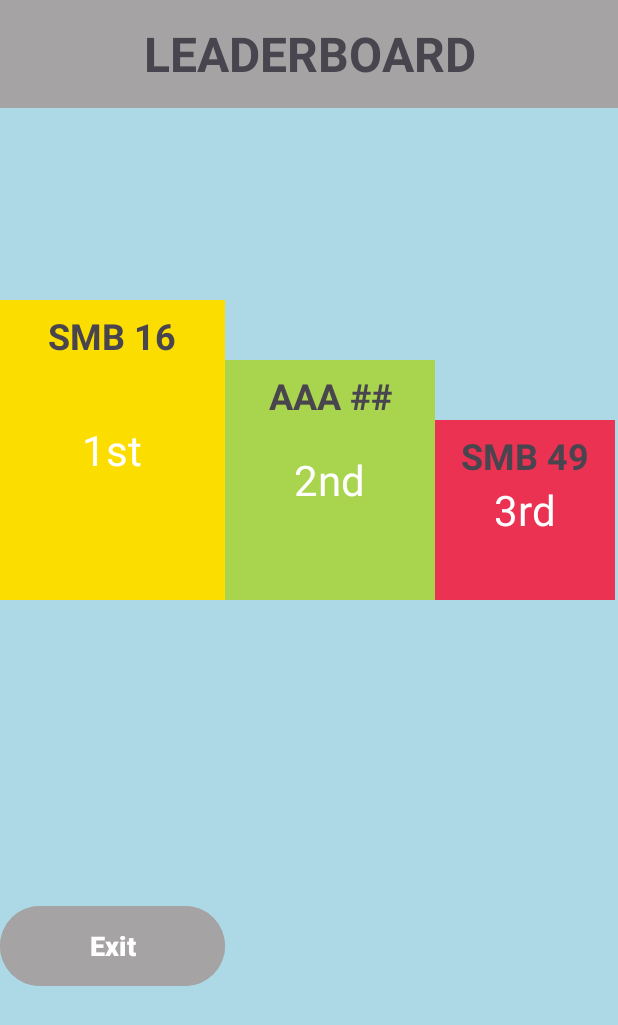
After one commit to seanb1526/Filler, an Android app: the Leaderboard screen opened directly, with no data from a screen before it, on a phone screen of 412 x 824 dp. The commit adds this screen. Shown: the top 1025 px of the screen. Run offline under Robolectric (Android 15) with nearby library versions, the phone set to English and light mode, and no system bars.

Commit message:
leaderboard

```diff
--- a/app/src/main/AndroidManifest.xml
+++ b/app/src/main/AndroidManifest.xml
@@ -12,6 +12,9 @@
         android:supportsRtl="true"
         android:theme="@style/Theme.Filler"
         tools:targetApi="31">
+        <activity
+            android:name=".Leaderboard"
+            android:exported="false" />
         <activity
             android:name=".GameEnd"
             android:exported="false" />
--- a/app/src/main/java/com/example/filler/DatabaseHelper.java
+++ b/app/src/main/java/com/example/filler/DatabaseHelper.java
@@ -6,6 +6,10 @@ import android.database.Cursor;
 import android.database.sqlite.SQLiteOpenHelper;
 import android.content.Context;
 import android.database.sqlite.SQLiteDatabase;
+
+import java.util.ArrayList;
+import java.util.List;
+
 public class DatabaseHelper extends SQLiteOpenHelper {
     String title;
     private static final String DB_NAME = "FillerDB"; // the name of our database
@@ -48,7 +52,27 @@ public class DatabaseHelper extends SQLiteOpenHelper {
         return data;
     }
 
+    public List<ScoreModel> getThreeLowestScores() {
+        List<ScoreModel> scores = new ArrayList<>();
 
+        SQLiteDatabase db = this.getReadableDatabase();
+        String query = "SELECT * FROM Filler ORDER BY Score ASC LIMIT 3";
+        Cursor cursor = db.rawQuery(query, null);
+
+        if (cursor.moveToFirst()) {
+            do {
+                String name = cursor.getString(cursor.getColumnIndex("NAME"));
+                int score = cursor.getInt(cursor.getColumnIndex("SCORE"));
+
+
+                ScoreModel scoreModel = new ScoreModel(name, score);
+                scores.add(scoreModel);
+            } while (cursor.moveToNext());
+        }
+
+        cursor.close();
+        return scores;
+    }
 
 
 }
--- /dev/null
+++ b/app/src/main/java/com/example/filler/Leaderboard.java
@@ -0,0 +1,45 @@
+package com.example.filler;
+
+import androidx.appcompat.app.AppCompatActivity;
+
+import android.content.Intent;
+import android.os.Bundle;
+import android.view.View;
+import android.widget.TextView;
+
+import java.util.List;
+
+public class Leaderboard extends AppCompatActivity {
+    private TextView firstPlaceTextView;
+    private TextView secondPlaceTextView;
+    private TextView thirdPlaceTextView;
+    @Override
+    protected void onCreate(Bundle savedInstanceState) {
+        super.onCreate(savedInstanceState);
+        setContentView(R.layout.activity_leaderboard);
+
+        firstPlaceTextView = findViewById(R.id.firstDisplay);
+        secondPlaceTextView = findViewById(R.id.secondDisplay);
+        thirdPlaceTextView = findViewById(R.id.thirdDisplay);
+
+        DatabaseHelper dbHelper = new DatabaseHelper(this);
+        List<ScoreModel> lowestScores = dbHelper.getThreeLowestScores();
+
+        if (lowestScores.size() >= 1) {
+            firstPlaceTextView.setText(lowestScores.get(0).getName() + ": " + lowestScores.get(0).getScore());
+        }
+
+        if (lowestScores.size() >= 2) {
+            secondPlaceTextView.setText(lowestScores.get(1).getName() + ": " + lowestScores.get(1).getScore());
+        }
+
+        if (lowestScores.size() >= 3) {
+            thirdPlaceTextView.setText(lowestScores.get(2).getName() + ": " + lowestScores.get(2).getScore());
+        }
+    }
+
+    public void exit(View view) {
+        Intent intent = new Intent(Leaderboard.this, LobbyActivity.class);
+        startActivity(intent);
+    }
+}
--- a/app/src/main/java/com/example/filler/LobbyActivity.java
+++ b/app/src/main/java/com/example/filler/LobbyActivity.java
@@ -27,4 +27,9 @@ public class LobbyActivity extends AppCompatActivity {
         Intent intent = new Intent(LobbyActivity.this, MainActivity.class);
         startActivity(intent);
     }
+
+    public void leaderboard(View view) {
+        Intent intent = new Intent(LobbyActivity.this, Leaderboard.class);
+        startActivity(intent);
+    }
 }
--- /dev/null
+++ b/app/src/main/java/com/example/filler/ScoreModel.java
@@ -0,0 +1,19 @@
+package com.example.filler;
+
+public class ScoreModel {
+    private String name;
+    private int score;
+
+    public ScoreModel(String name, int score) {
+        this.name = name;
+        this.score = score;
+    }
+
+    public String getName() {
+        return name;
+    }
+
+    public int getScore() {
+        return score;
+    }
+}
--- /dev/null
+++ b/app/src/main/res/layout/activity_leaderboard.xml
@@ -0,0 +1,199 @@
+<?xml version="1.0" encoding="utf-8"?>
+<LinearLayout
+    xmlns:android="http://schemas.android.com/apk/res/android"
+    xmlns:app="http://schemas.android.com/apk/res-auto"
+    xmlns:tools="http://schemas.android.com/tools"
+    android:layout_width="match_parent"
+    android:layout_height="match_parent"
+    android:background="#ADD8E6"
+    android:orientation="vertical"
+    tools:context=".MainActivity">
+
+    <TextView
+        android:id="@+id/textView3"
+        tools:ignore="MissingConstraints"
+        android:layout_width="match_parent"
+        android:layout_height="72dp"
+        android:background="@color/lightGray"
+        android:text="LEADERBOARD"
+        android:gravity="center"
+        android:textStyle="bold"
+        android:textSize="32sp"
+        android:textAlignment="center"
+        />
+
+    <!-- 1st Place -->
+
+    <LinearLayout
+        android:layout_width="match_parent"
+        android:layout_height="278dp"
+        android:orientation="horizontal"
+        android:layout_marginTop="50dp">
+
+        <FrameLayout
+            android:layout_width="wrap_content"
+            android:layout_height="wrap_content"
+            android:layout_gravity="bottom">
+
+            <ImageView
+                android:id="@+id/firstPlaceImageView"
+                android:layout_width="150dp"
+                android:layout_height="200dp"
+                android:layout_gravity="bottom"
+                android:background="@color/color1"
+                app:layout_constraintBottom_toBottomOf="parent"
+                app:layout_constraintEnd_toEndOf="parent"
+                app:layout_constraintHorizontal_bias="0.095"
+                app:layout_constraintStart_toStartOf="parent"
+                app:layout_constraintTop_toTopOf="parent"
+                app:layout_constraintVertical_bias="0.499" />
+
+            <TextView
+                android:id="@+id/firstPlaceTextView"
+                android:layout_width="wrap_content"
+                android:layout_height="wrap_content"
+                android:layout_gravity="center"
+                android:text="1st"
+                android:textColor="@android:color/white"
+                android:textSize="28sp"
+                app:layout_constraintBottom_toBottomOf="@id/firstPlaceImageView"
+                app:layout_constraintEnd_toEndOf="@id/firstPlaceImageView"
+                app:layout_constraintStart_toStartOf="@id/firstPlaceImageView"
+                app:layout_constraintTop_toTopOf="@id/firstPlaceImageView" />
+            <TextView
+                android:id="@+id/firstDisplay"
+                android:layout_width="150dp"
+                android:layout_height="48dp"
+                android:layout_gravity="top"
+                android:text="SMB 16"
+                android:textSize="24sp"
+                android:textStyle="bold"
+                android:gravity="center"
+                tools:ignore="MissingConstraints"
+                tools:layout_editor_absoluteX="25dp"
+                tools:layout_editor_absoluteY="217dp" />
+
+        </FrameLayout>
+
+        <FrameLayout
+            android:layout_width="wrap_content"
+            android:layout_height="wrap_content"
+            android:layout_gravity="bottom
+">
+
+            <ImageView
+                android:id="@+id/secondPlaceImageView"
+                android:layout_width="140dp"
+                android:layout_height="160dp"
+                android:layout_gravity="bottom"
+                android:background="@color/color2"
+                app:layout_constraintBottom_toBottomOf="parent"
+                app:layout_constraintEnd_toEndOf="parent"
+                app:layout_constraintHorizontal_bias="0.601"
+                app:layout_constraintStart_toStartOf="parent"
+                app:layout_constraintTop_toTopOf="parent"
+                app:layout_constraintVertical_bias="0.534" />
+
+            <TextView
+                android:id="@+id/secondPlaceTextView"
+                android:layout_width="wrap_content"
+                android:layout_height="wrap_content"
+                android:layout_gravity="center"
+                android:text="2nd"
+                android:textColor="@android:color/white"
+                android:textSize="28sp"
+                app:layout_constraintBottom_toBottomOf="@id/secondPlaceImageView"
+                app:layout_constraintEnd_toEndOf="@id/secondPlaceImageView"
+                app:layout_constraintStart_toStartOf="@id/secondPlaceImageView"
+                app:layout_constraintTop_toTopOf="@id/secondPlaceImageView" />
+
+            <TextView
+                android:id="@+id/secondDisplay"
+                android:layout_width="140dp"
+                android:layout_height="48dp"
+                android:gravity="center"
+                android:text="AAA ##"
+                android:textAlignment="center"
+                android:textSize="24sp"
+                android:textStyle="bold"
+                tools:ignore="MissingConstraints"
+                tools:layout_editor_absoluteX="175dp"
+                tools:layout_editor_absoluteY="257dp" />
+        </FrameLayout>
+
+        <FrameLayout
+            android:layout_width="wrap_content"
+            android:layout_height="120dp"
+            android:layout_gravity="bottom">
+
+            <ImageView
+                android:id="@+id/thirdPlaceImageView"
+                android:layout_width="120dp"
+                android:layout_height="120dp"
+                android:layout_gravity="bottom"
+                android:background="@color/color3"
+                app:layout_constraintBottom_toBottomOf="parent"
+                app:layout_constraintEnd_toEndOf="parent"
+                app:layout_constraintHorizontal_bias="0.948"
+                app:layout_constraintStart_toStartOf="parent"
+                app:layout_constraintTop_toTopOf="parent"
+                app:layout_constraintVertical_bias="0.564" />
+            <TextView
+                android:id="@+id/thirdDisplay"
+                tools:ignore="MissingConstraints"
+                android:layout_width="120dp"
+                android:layout_height="48dp"
+                android:text="SMB 49"
+                android:gravity="center"
+                android:textStyle="bold"
+                android:textAlignment="center"
+                android:textSize="24sp"
+                tools:layout_editor_absoluteX="295dp"
+                tools:layout_editor_absoluteY="297dp" />
+
+            <TextView
+                android:id="@+id/thirdPlaceTextView"
+                android:layout_width="wrap_content"
+                android:layout_height="wrap_content"
+                android:layout_gravity="center"
+                android:text="3rd"
+                android:textColor="@android:color/white"
+                android:textSize="28sp"
+                app:layout_constraintBottom_toBottomOf="@id/thirdPlaceImageView"
+                app:layout_constraintEnd_toEndOf="@id/thirdPlaceImageView"
+                app:layout_constraintStart_toStartOf="@id/thirdPlaceImageView"
+                app:layout_constraintTop_toTopOf="@id/thirdPlaceImageView" />
+        </FrameLayout>
+
+
+
+
+    </LinearLayout>
+
+
+
+
+    <!-- 2nd Place -->
+
+
+
+
+
+    <!-- 3rd Place -->
+
+
+    <Button
+        android:id="@+id/exit"
+        android:layout_width="150dp"
+        android:layout_height="61dp"
+        android:backgroundTint="@color/lightGray"
+        android:onClick="exit"
+        android:text="Exit"
+        android:textStyle="bold"
+        android:textSize="18sp"
+        tools:ignore="MissingConstraints"
+        android:layout_marginTop="200dp"
+        android:layout_gravity="bottom"/>
+
+
+</LinearLayout>
--- a/app/src/main/res/layout/activity_lobby.xml
+++ b/app/src/main/res/layout/activity_lobby.xml
@@ -51,7 +51,8 @@
             android:layout_height="wrap_content"
             android:background="@drawable/circular_button"
             android:scaleType="fitCenter"
-            android:src="@drawable/leaderboard" />
+            android:src="@drawable/leaderboard"
+            android:onClick="leaderboard"/>
 
         <ImageButton
             android:id="@+id/rulesButton"
```
